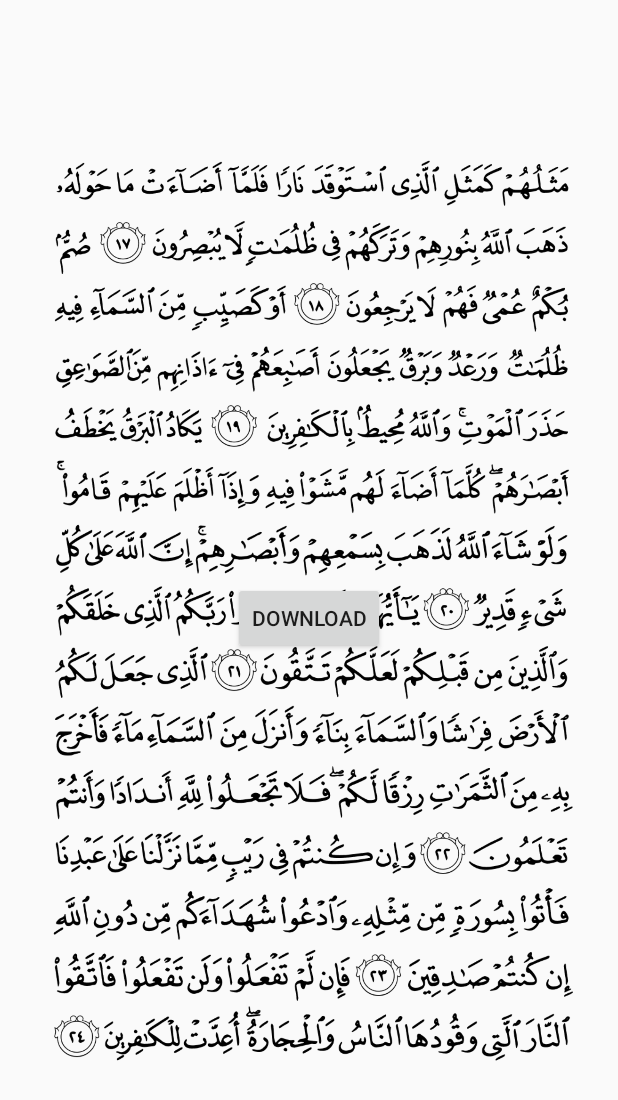
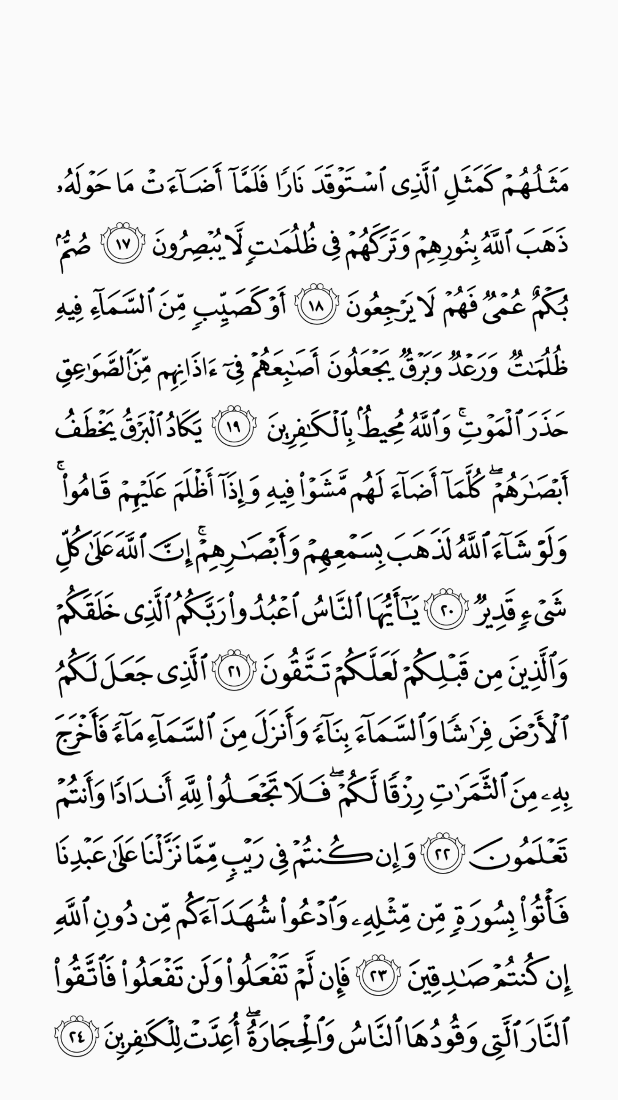
Before and after one commit to Mzitow/QuranPager, an Android app: the layout page_display.xml on its own in the app's theme, with its tools: preview values and no code run, on a phone screen of 412 x 824 dp. Shown: the top 1100 px of the screen. Run offline under Robolectric (Android 15) with nearby library versions, the phone set to English and light mode, and no system bars.

```diff
--- a/QuranForInjaziAndroid/src/main/java/com/example/quranforinjaziandroid/ProcessPage.java
+++ b/QuranForInjaziAndroid/src/main/java/com/example/quranforinjaziandroid/ProcessPage.java
@@ -27,7 +27,7 @@ public class ProcessPage {
     }
 
 
-    private static int getIndexofSurah(String surahName)
+    public static int getIndexofSurah(String surahName)
     {
         if  (surahName.equals("آل عمران")) return 3;
         return Surahs.valueOf(surahName).ordinal() + 1;
--- a/QuranForInjaziAndroid/src/main/res/layout/activity_download.xml
+++ b/QuranForInjaziAndroid/src/main/res/layout/activity_download.xml
@@ -6,8 +6,9 @@
     android:layout_width="match_parent"
     android:layout_height="match_parent"
     android:padding="8dp"
+    android:background="@android:color/darker_gray"
     android:layout_gravity="center"
-    android:layout_margin="16dp"
+    android:layout_margin="0dp"
     tools:context=".DownloadActivity">
 
 </androidx.constraintlayout.widget.ConstraintLayout>
--- a/QuranForInjaziAndroid/src/main/res/layout/page_display.xml
+++ b/QuranForInjaziAndroid/src/main/res/layout/page_display.xml
@@ -18,28 +18,8 @@
         app:layout_constraintBottom_toBottomOf="parent"
         app:layout_constraintEnd_toEndOf="parent"
         app:layout_constraintStart_toStartOf="parent"
-        app:layout_constraintTop_toTopOf="parent"
-         />
-
-    <ProgressBar
-        android:visibility="gone"
-        android:id="@+id/downloadProgress"
-        android:layout_width="match_parent"
-        style="@style/Widget.AppCompat.ProgressBar.Horizontal"
-        android:layout_height="wrap_content"
-        android:layout_margin="8dp"
-        app:layout_constraintBottom_toBottomOf="@+id/quran_page_display"
-        app:layout_constraintEnd_toEndOf="parent"
-        app:layout_constraintStart_toStartOf="parent"
         app:layout_constraintTop_toTopOf="parent" />
 
-    <Button
-        android:id="@+id/button2"
-        android:layout_width="wrap_content"
-        android:layout_height="wrap_content"
-        android:text="Download"
-        app:layout_constraintBottom_toBottomOf="@+id/quran_page_display"
-        app:layout_constraintEnd_toEndOf="parent"
-        app:layout_constraintStart_toStartOf="parent"
-        app:layout_constraintTop_toTopOf="@+id/quran_page_display" />
+
+
 </androidx.constraintlayout.widget.ConstraintLayout>
--- a/app/src/main/java/com/example/quranpagerforinjazi/MainActivity.java
+++ b/app/src/main/java/com/example/quranpagerforinjazi/MainActivity.java
@@ -9,6 +9,7 @@ import android.graphics.BitmapFactory;
 import android.os.Bundle;
 import android.widget.ImageView;
 
+import com.example.quranforinjaziandroid.ProcessPage;
 import com.example.quranforinjaziandroid.SourceActivity;
 
 import java.io.IOException;
@@ -24,8 +25,8 @@ public class MainActivity extends AppCompatActivity {
 
 
         Intent intent = new Intent(this, SourceActivity.class);
-        intent.putExtra("surahIndex" , 5);
-        intent.putExtra("CurrentVerse", 38);
+        intent.putExtra("surahIndex" , 1);
+        intent.putExtra("CurrentVerse", 1);
         startActivity(intent);
     }
 
```
Also changed, not shown: QuranForInjaziAndroid/src/main/java/com/example/quranforinjaziandroid/DownloadActivity.java (+3 -5 lines), QuranForInjaziAndroid/src/main/java/com/example/quranforinjaziandroid/SourceActivity.java (+48 -53 lines), QuranForInjaziAndroid/src/main/res/drawable/page_2.png (deleted), QuranForInjaziAndroid/src/main/res/drawable/page_3.png (deleted), QuranForInjaziAndroid/src/main/res/drawable/page_4.png (deleted), QuranForInjaziAndroid/src/main/res/drawable/page_5.png (deleted), QuranForInjaziAndroid/src/main/res/drawable/page_6.png (deleted).
